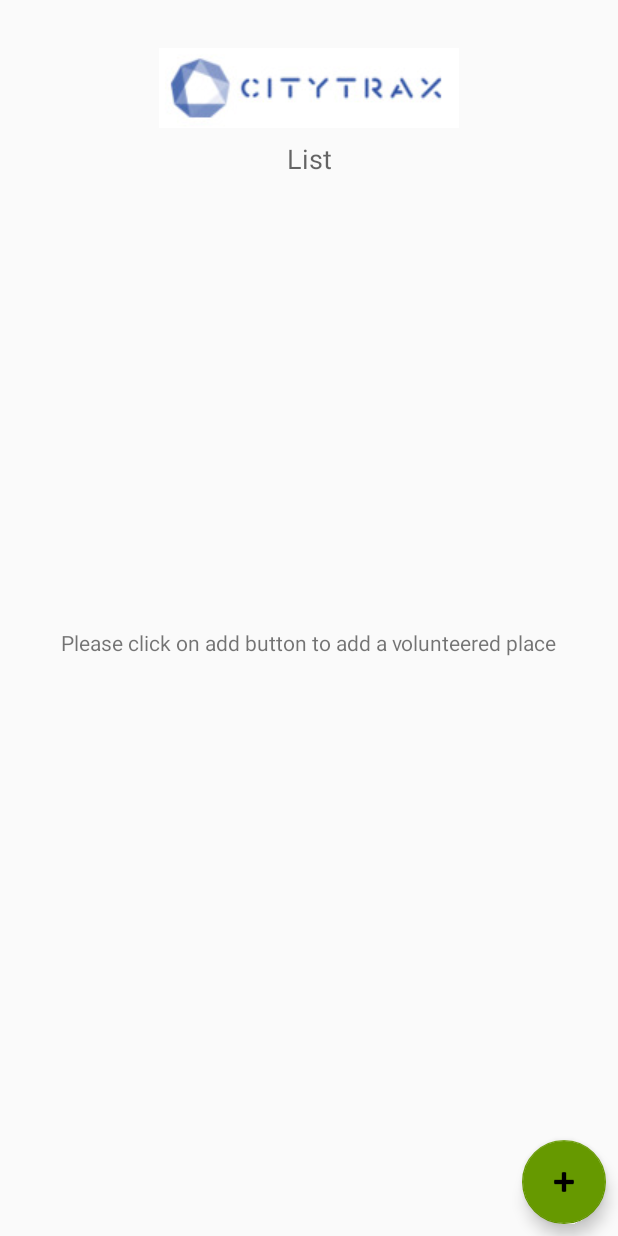
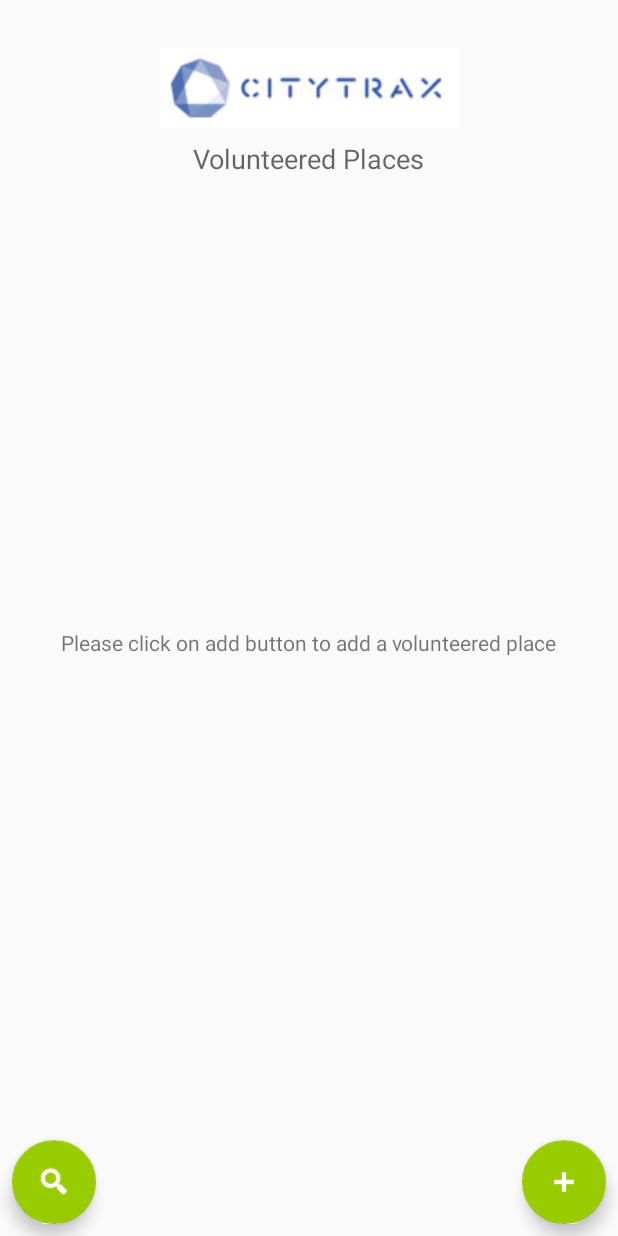
Before and after one commit to SK-Ouchi/NSC-AD430-Practicum, an Android app: the Home screen opened directly, with no data from a screen before it, on a phone screen of 412 x 824 dp. Run offline under Robolectric (Android 15) with nearby library versions, the phone set to English and light mode, and no system bars.

Commit message:
Some Quick Fixes
Quick Fixes to Stop Watch

```diff
--- a/CityTrax/app/src/main/AndroidManifest.xml
+++ b/CityTrax/app/src/main/AndroidManifest.xml
@@ -39,7 +39,6 @@
             android:label="StopWatch"
             android:theme="@style/AppTheme.NoActionBar">
         </activity>
-        <service android:name=".MyService"/>
     </application>
 
 </manifest>
--- a/CityTrax/app/src/main/java/com/example/skouchi/citytrax/Home.java
+++ b/CityTrax/app/src/main/java/com/example/skouchi/citytrax/Home.java
@@ -36,6 +36,14 @@ public class Home extends AppCompatActivity {
             }
         });
         Logs.logEnd(TAG, mName);
+
+        FloatingActionButton fabSuggestedPlaces = (FloatingActionButton) findViewById(R.id.fab_suggested_places);
+        fabSuggestedPlaces.setOnClickListener(new View.OnClickListener() {
+            @Override
+            public void onClick(View view) {
+                startActivity(new Intent(getApplicationContext(), opportunities.class));
+            }
+        });
     }
 
     @Override
--- a/CityTrax/app/src/main/java/com/example/skouchi/citytrax/RecyclerViewAdapter.java
+++ b/CityTrax/app/src/main/java/com/example/skouchi/citytrax/RecyclerViewAdapter.java
@@ -60,11 +60,6 @@ public class RecyclerViewAdapter extends RecyclerView.Adapter<RecyclerViewAdapte
     public void onBindViewHolder(ViewHolder Vholder, int position){
 
         Vholder.textView.setText(values[position]);
-
-        Vholder.textView.setBackgroundColor(Color.CYAN);
-
-        Vholder.textView.setTextColor(Color.BLUE);
-
     }
 
     @Override
--- a/CityTrax/app/src/main/java/com/example/skouchi/citytrax/opportunities.java
+++ b/CityTrax/app/src/main/java/com/example/skouchi/citytrax/opportunities.java
@@ -47,6 +47,7 @@ public class opportunities extends AppCompatActivity {
         Toolbar toolbar = (Toolbar) findViewById(R.id.toolbar);
         setSupportActionBar(toolbar);
 
+        /*
         FloatingActionButton fab = (FloatingActionButton) findViewById(R.id.fab);
         fab.setOnClickListener(new View.OnClickListener() {
             @Override
@@ -55,6 +56,8 @@ public class opportunities extends AppCompatActivity {
                         .setAction("Action", null).show();
             }
         });
+
+        */
 
         context = getApplicationContext();
 
--- a/CityTrax/app/src/main/res/layout/activity_home.xml
+++ b/CityTrax/app/src/main/res/layout/activity_home.xml
@@ -20,8 +20,8 @@
         android:layout_marginTop="8dp"
         android:clickable="true"
         android:focusable="true"
-        android:tint="@android:color/black"
-        app:backgroundTint="@android:color/holo_green_dark"
+        android:tint="#ffffff"
+        app:backgroundTint="@android:color/holo_green_light"
         app:fabSize="normal"
         app:layout_anchor="@+id/include"
         app:layout_anchorGravity="right|bottom"
@@ -34,4 +34,27 @@
         app:layout_constraintVertical_bias="0.351"
         app:srcCompat="@android:drawable/ic_input_add" />
 
+
+    <android.support.design.widget.FloatingActionButton
+        android:id="@+id/fab_suggested_places"
+        android:layout_width="wrap_content"
+        android:layout_height="wrap_content"
+        android:layout_marginBottom="8dp"
+        android:layout_marginLeft="8dp"
+        android:layout_marginRight="8dp"
+        android:layout_marginTop="8dp"
+        android:clickable="true"
+        android:tint="#ffffff"
+        app:backgroundTint="@android:color/holo_green_light"
+        app:fabSize="normal"
+        app:layout_anchor="@+id/include"
+        app:layout_anchorGravity="left|bottom"
+        app:layout_constraintBottom_toBottomOf="parent"
+        app:layout_constraintHorizontal_bias="0.103"
+        app:layout_constraintLeft_toLeftOf="parent"
+        app:layout_constraintRight_toRightOf="parent"
+        app:layout_constraintTop_toBottomOf="@+id/hoursWorked"
+        app:layout_constraintVertical_bias="0.351"
+        app:srcCompat="@android:drawable/ic_search_category_default" />
+
 </android.support.design.widget.CoordinatorLayout>
--- a/CityTrax/app/src/main/res/layout/activity_opportunities.xml
+++ b/CityTrax/app/src/main/res/layout/activity_opportunities.xml
@@ -22,15 +22,15 @@
 
     <include layout="@layout/content_opportunities" />
 
+    <!--
     <android.support.design.widget.FloatingActionButton
         android:id="@+id/fab"
         android:layout_width="wrap_content"
         android:layout_height="wrap_content"
         android:layout_gravity="bottom|end"
         android:layout_margin="@dimen/fab_margin"
-        app:backgroundTint="@android:color/holo_green_dark"
-        app:fabSize="normal"
-        app:srcCompat="@drawable/home" />
+        app:srcCompat="@android:drawable/ic_dialog_email" />
+    -->
 
     <RelativeLayout xmlns:android="http://schemas.android.com/apk/res/android"
         xmlns:tools="http://schemas.android.com/tools"
--- a/CityTrax/app/src/main/res/layout/content_home.xml
+++ b/CityTrax/app/src/main/res/layout/content_home.xml
@@ -25,7 +25,7 @@
         app:layout_constraintTop_toTopOf="@+id/company_logo" />
 
     <TextView
-        android:id="@+id/time"
+        android:id="@+id/textView"
         android:layout_width="wrap_content"
         android:layout_height="wrap_content"
         android:layout_marginLeft="8dp"
@@ -45,7 +45,7 @@
         android:layout_marginLeft="8dp"
         android:layout_marginRight="8dp"
         android:contentDescription="@string/logo"
-        app:layout_constraintBottom_toTopOf="@+id/time"
+        app:layout_constraintBottom_toTopOf="@+id/textView"
         app:layout_constraintLeft_toLeftOf="parent"
         app:layout_constraintRight_toRightOf="parent"
         app:layout_constraintTop_toTopOf="parent"
@@ -53,17 +53,17 @@
 
     <android.support.v7.widget.RecyclerView
         android:id="@+id/volunteeredListRV"
-        android:layout_width="368dp"
+        android:layout_width="0dp"
         android:layout_height="0dp"
         android:layout_marginBottom="8dp"
         android:layout_marginEnd="8dp"
         android:layout_marginStart="8dp"
-        android:layout_marginTop="8dp"
+        android:layout_marginTop="16dp"
         android:visibility="visible"
         app:layout_constraintBottom_toBottomOf="parent"
         app:layout_constraintEnd_toEndOf="parent"
         app:layout_constraintStart_toStartOf="parent"
-        app:layout_constraintTop_toBottomOf="@+id/time">
+        app:layout_constraintTop_toBottomOf="@+id/textView">
 
     </android.support.v7.widget.RecyclerView>
 
--- a/CityTrax/app/src/main/res/layout/content_stop_watch.xml
+++ b/CityTrax/app/src/main/res/layout/content_stop_watch.xml
@@ -19,7 +19,7 @@
         android:clickable="true"
         android:focusable="true"
         android:tint="@android:color/background_dark"
-        app:backgroundTint="@android:color/holo_green_dark"
+        app:backgroundTint="@android:color/holo_green_light"
         app:fabSize="normal"
         app:layout_constraintBottom_toBottomOf="parent"
         app:layout_constraintEnd_toEndOf="parent"
--- a/CityTrax/app/src/main/res/values/strings.xml
+++ b/CityTrax/app/src/main/res/values/strings.xml
@@ -5,7 +5,7 @@
     <string name="date">Date</string>
     <string name="org_name">Org Name</string>
     <string name="hours_worked">Hours Worked</string>
-    <string name="list">List</string>
+    <string name="list">Volunteered Places</string>
     <string name="logo">logo</string>
     <string name="empty_list_text">Please click on add button to add a volunteered place</string>
 </resources>
```
Also changed, not shown: CityTrax/app/src/main/java/com/example/skouchi/citytrax/MyService.java (deleted, +0 -37 lines), CityTrax/app/src/main/java/com/example/skouchi/citytrax/StopWatch.java (+23 -48 lines), CityTrax/app/src/main/java/com/example/skouchi/citytrax/VolunteerCreationPage.java (+3 -7 lines), CityTrax/app/src/main/res/layout/activity_stop_watch.xml (+0 -15 lines), CityTrax/app/src/main/res/layout/activity_volunteer_creation_page.xml (+5 -5 lines), CityTrax/app/src/main/res/layout/recyclerview_items.xml (+9 -9 lines).
